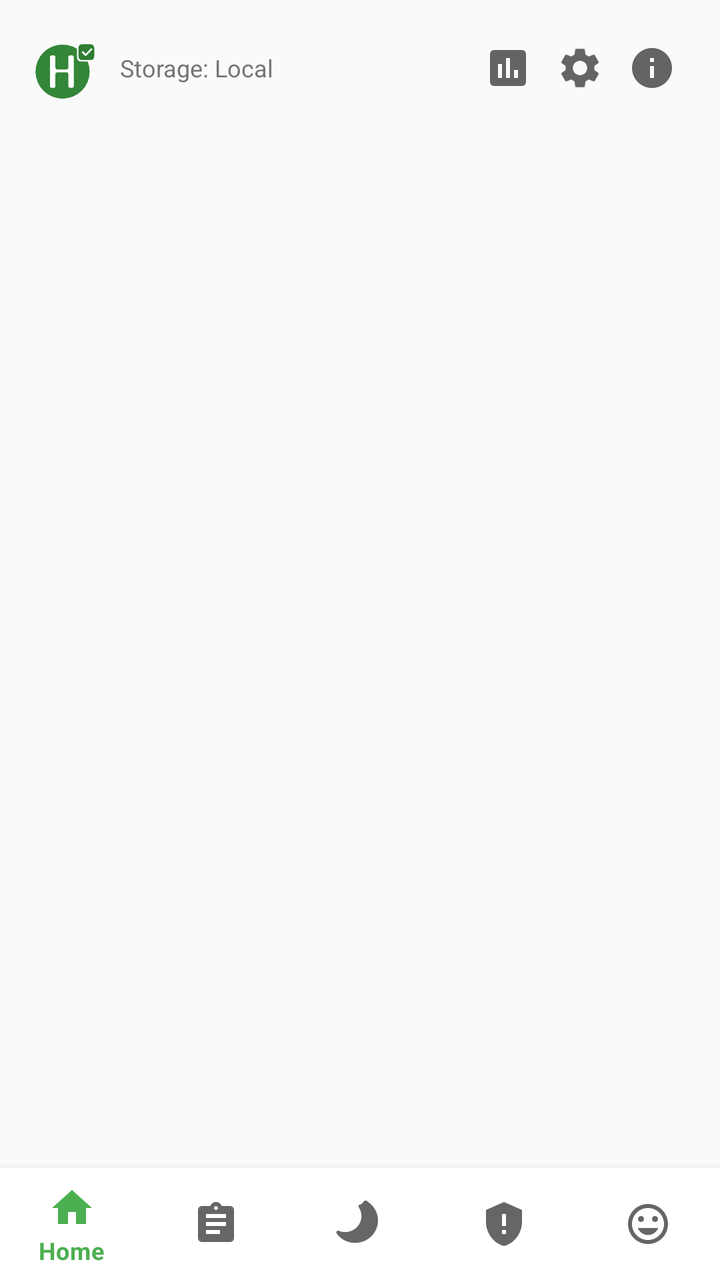
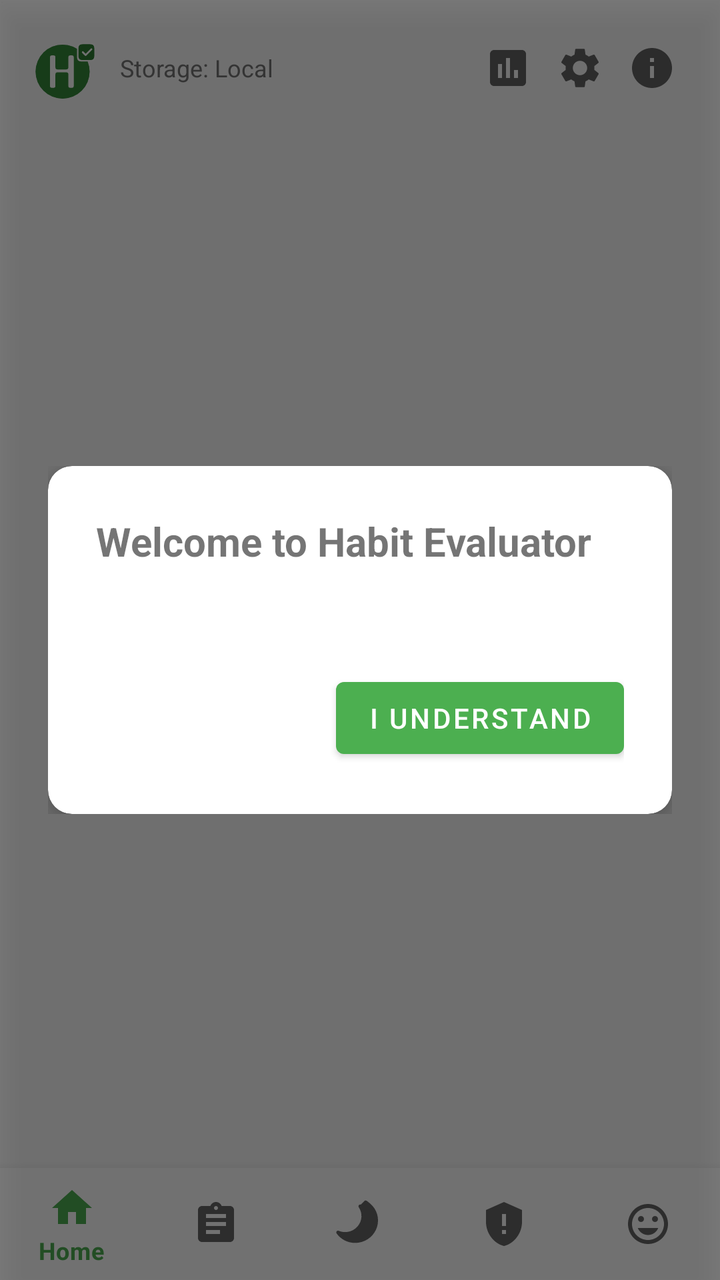

Two renders of the same Android screen: before a commit and after it. Below are the layout's source before the change and the commit's diff.
<!-- AndroidManifest.xml: application theme Theme.HabitEvaluator -->
<!-- res/layout/activity_main.xml -->
<?xml version="1.0" encoding="utf-8"?>
<androidx.constraintlayout.widget.ConstraintLayout xmlns:android="http://schemas.android.com/apk/res/android"
    xmlns:app="http://schemas.android.com/apk/res-auto"
    xmlns:tools="http://schemas.android.com/tools"
    android:layout_width="match_parent"
    android:layout_height="match_parent"
    tools:context=".MainActivity">

    <LinearLayout
        android:id="@+id/toolbarLayout"
        android:layout_width="0dp"
        android:layout_height="wrap_content"
        android:orientation="horizontal"
        android:gravity="center_vertical"
        android:paddingHorizontal="16dp"
        android:paddingTop="16dp"
        app:layout_constraintEnd_toEndOf="parent"
        app:layout_constraintStart_toStartOf="parent"
        app:layout_constraintTop_toTopOf="parent">

        <ImageView
            android:id="@+id/appLogo"
            android:layout_width="36dp"
            android:layout_height="36dp"
            android:src="@drawable/ic_launcher"
            android:contentDescription="@string/app_name" />

        <TextView
            android:id="@+id/storageModeText"
            android:layout_width="0dp"
            android:layout_height="wrap_content"
            android:layout_weight="1"
            android:layout_marginStart="8dp"
            android:text="@string/storage_mode_local"
            android:textSize="12sp"
            android:textColor="@color/text_secondary" />

        <ImageButton
            android:id="@+id/statsButton"
            android:layout_width="36dp"
            android:layout_height="36dp"
            android:src="@drawable/ic_chart"
            android:contentDescription="@string/nav_stats"
            android:background="?attr/selectableItemBackgroundBorderless"
            android:scaleType="centerInside" />

        <ImageButton
            android:id="@+id/settingsButton"
            android:layout_width="36dp"
            android:layout_height="36dp"
            android:src="@drawable/ic_settings"
            android:contentDescription="@string/settings"
            android:background="?attr/selectableItemBackgroundBorderless"
            android:scaleType="centerInside" />

        <ImageButton
            android:id="@+id/imprintButton"
            android:layout_width="36dp"
            android:layout_height="36dp"
            android:src="@drawable/ic_info"
            android:contentDescription="@string/imprint_title"
            android:background="?attr/selectableItemBackgroundBorderless"
            android:scaleType="centerInside" />
    </LinearLayout>

    <androidx.viewpager2.widget.ViewPager2
        android:id="@+id/viewPager"
        android:layout_width="0dp"
        android:layout_height="0dp"
        app:layout_constraintBottom_toTopOf="@id/bottomNavigation"
        app:layout_constraintEnd_toEndOf="parent"
        app:layout_constraintStart_toStartOf="parent"
        app:layout_constraintTop_toBottomOf="@id/toolbarLayout" />

    <com.google.android.material.bottomnavigation.BottomNavigationView
        android:id="@+id/bottomNavigation"
        android:layout_width="0dp"
        android:layout_height="wrap_content"
        app:menu="@menu/bottom_navigation"
        app:layout_constraintBottom_toBottomOf="parent"
        app:layout_constraintEnd_toEndOf="parent"
        app:layout_constraintStart_toStartOf="parent" />

    <FrameLayout
        android:id="@+id/welcomeOverlay"
        android:layout_width="0dp"
        android:layout_height="0dp"
        android:background="#80000000"
        android:clickable="true"
        android:focusable="true"
        android:elevation="10dp"
        android:visibility="gone"
        app:layout_constraintBottom_toBottomOf="parent"
        app:layout_constraintEnd_toEndOf="parent"
        app:layout_constraintStart_toStartOf="parent"
        app:layout_constraintTop_toTopOf="parent">

        <ScrollView
            android:layout_width="match_parent"
            android:layout_height="wrap_content"
            android:layout_gravity="center"
            android:layout_margin="24dp">

            <com.google.android.material.card.MaterialCardView
                android:layout_width="match_parent"
                android:layout_height="wrap_content"
                app:cardElevation="8dp"
                app:cardCornerRadius="12dp">

                <LinearLayout
                    android:layout_width="match_parent"
                    android:layout_height="wrap_content"
                    android:orientation="vertical"
                    android:padding="24dp">

                    <TextView
                        android:id="@+id/welcomeTitle"
                        android:layout_width="wrap_content"
                        android:layout_height="wrap_content"
                        android:text="@string/first_start_title"
                        android:textSize="20sp"
                        android:textStyle="bold" />

                    <TextView
                        android:id="@+id/welcomeMessage"
                        android:layout_width="wrap_content"
                        android:layout_height="wrap_content"
                        android:layout_marginTop="16dp" />

                    <com.google.android.material.button.MaterialButton
                        android:id="@+id/welcomeAcknowledgeButton"
                        android:layout_width="wrap_content"
                        android:layout_height="wrap_content"
                        android:layout_gravity="end"
                        android:layout_marginTop="16dp"
                        android:text="@string/first_start_acknowledge" />

                </LinearLayout>

            </com.google.android.material.card.MaterialCardView>

        </ScrollView>

    </FrameLayout>

</androidx.constraintlayout.widget.ConstraintLayout>
<!-- resources referenced by this layout -->
<resources>
  <color name="text_secondary">#757575</color>
  <!-- drawable ic_chart (drawable) -->
  <?xml version="1.0" encoding="utf-8"?>
  <vector xmlns:android="http://schemas.android.com/apk/res/android"
      android:width="24dp"
      android:height="24dp"
      android:viewportWidth="24"
      android:viewportHeight="24"
      android:tint="?attr/colorControlNormal">
      <path
          android:fillColor="@android:color/white"
          android:pathData="M19,3H5C3.9,3 3,3.9 3,5v14c0,1.1 0.9,2 2,2h14c1.1,0 2,-0.9 2,-2V5C21,3.9 20.1,3 19,3zM9,17H7v-7h2V17zM13,17h-2V7h2V17zM17,17h-2v-4h2V17z" />
  </vector>
  <!-- drawable ic_info (drawable) -->
  <?xml version="1.0" encoding="utf-8"?>
  <vector xmlns:android="http://schemas.android.com/apk/res/android"
      android:width="24dp"
      android:height="24dp"
      android:viewportWidth="24"
      android:viewportHeight="24"
      android:tint="?attr/colorControlNormal">
      <path
          android:fillColor="@android:color/white"
          android:pathData="M12,2C6.48,2 2,6.48 2,12s4.48,10 10,10 10,-4.48 10,-10S17.52,2 12,2zM13,17h-2v-6h2v6zM13,9h-2V7h2v2z" />
  </vector>
  <!-- drawable ic_settings (drawable) -->
  <?xml version="1.0" encoding="utf-8"?>
  <vector xmlns:android="http://schemas.android.com/apk/res/android"
      android:width="24dp"
      android:height="24dp"
      android:viewportWidth="24"
      android:viewportHeight="24"
      android:tint="?attr/colorControlNormal">
      <path
          android:fillColor="@android:color/white"
          android:pathData="M19.14,12.94c0.04,-0.3 0.06,-0.61 0.06,-0.94c0,-0.32 -0.02,-0.64 -0.07,-0.94l2.03,-1.58c0.18,-0.14 0.23,-0.41 0.12,-0.61l-1.92,-3.32c-0.12,-0.22 -0.37,-0.29 -0.59,-0.22l-2.39,0.96c-0.5,-0.38 -1.03,-0.7 -1.62,-0.94L14.4,2.81c-0.04,-0.24 -0.24,-0.41 -0.48,-0.41h-3.84c-0.24,0 -0.43,0.17 -0.47,0.41L9.25,5.35C8.66,5.59 8.12,5.92 7.63,6.29L5.24,5.33c-0.22,-0.08 -0.47,0 -0.59,0.22L2.74,8.87C2.62,9.08 2.66,9.34 2.86,9.48l2.03,1.58C4.84,11.36 4.8,11.69 4.8,12s0.02,0.64 0.07,0.94l-2.03,1.58c-0.18,0.14 -0.23,0.41 -0.12,0.61l1.92,3.32c0.12,0.22 0.37,0.29 0.59,0.22l2.39,-0.96c0.5,0.38 1.03,0.7 1.62,0.94l0.36,2.54c0.05,0.24 0.24,0.41 0.48,0.41h3.84c0.24,0 0.44,-0.17 0.47,-0.41l0.36,-2.54c0.59,-0.24 1.13,-0.56 1.62,-0.94l2.39,0.96c0.22,0.08 0.47,0 0.59,-0.22l1.92,-3.32c0.12,-0.22 0.07,-0.47 -0.12,-0.61L19.14,12.94zM12,15.6c-1.98,0 -3.6,-1.62 -3.6,-3.6s1.62,-3.6 3.6,-3.6s3.6,1.62 3.6,3.6S13.98,15.6 12,15.6z" />
  </vector>
  <string name="app_name" translatable="false">Habit Evaluator</string>
  <string name="first_start_acknowledge">I understand</string>
  <string name="first_start_title">Welcome to Habit Evaluator</string>
  <string name="imprint_title">Project legal</string>
  <string name="nav_stats">Stats</string>
  <string name="settings">Settings</string>
  <string name="storage_mode_local">Storage: Local</string>
  <style name="Theme.HabitEvaluator" parent="Theme.MaterialComponents.DayNight.NoActionBar">
          <item name="colorPrimary">@color/primary</item>
          <item name="colorPrimaryDark">@color/primary_dark</item>
          <item name="colorAccent">@color/accent</item>
          <item name="android:windowBackground">@color/background</item>
      </style>
  <color name="primary">#4CAF50</color>
  <color name="primary_dark">#388E3C</color>
  <color name="accent">#FFC107</color>
  <color name="background">#FAFAFA</color>
  <!-- unchanged entries left out for length: 1 -->
</resources>

<!-- the commit's change to res/layout/activity_main.xml (unified diff, before → after) -->
@@ -89,7 +89,7 @@
         android:clickable="true"
         android:focusable="true"
         android:elevation="10dp"
-        android:visibility="gone"
+        android:visibility="visible"
         app:layout_constraintBottom_toBottomOf="parent"
         app:layout_constraintEnd_toEndOf="parent"
         app:layout_constraintStart_toStartOf="parent"
